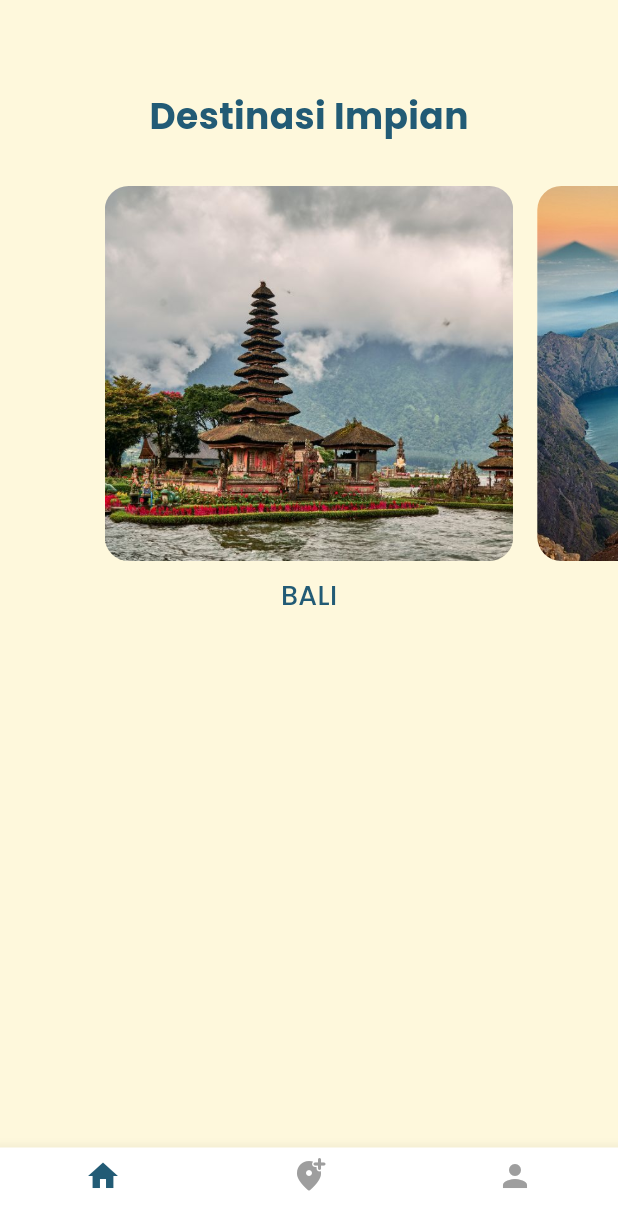
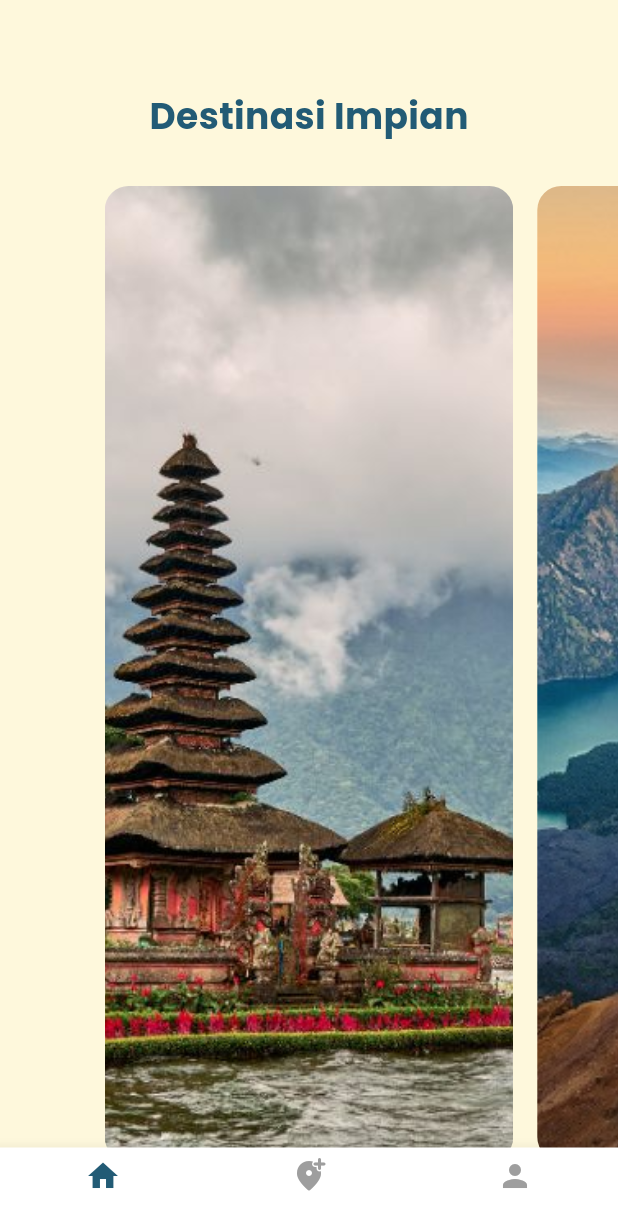
Before and after one commit to raiardia/Travel-Planner, a Flutter app: the DreamDestinationPage screen opened directly, on a phone screen of 412 x 824 dp. Shown: the top 1230 px of the screen. Run offline on Flutter 3.47's test engine with Material 3 defaults, Android fonts, the light colour scheme and no system bars; our stand-ins replace google_fonts, image_picker, table_calendar.

Commit message:
fix height

```diff
--- a/Travel_Planner-main/lib/dream_destination_page.dart
+++ b/Travel_Planner-main/lib/dream_destination_page.dart
@@ -37,7 +37,7 @@ class DreamDestinationPage extends StatelessWidget {
                   child: Column(
                     children: [
                       SizedBox(
-                        height: 250,
+                        height: 650,
                         child: ClipRRect(
                           borderRadius: BorderRadius.circular(16),
                           child: Image.asset(
```
